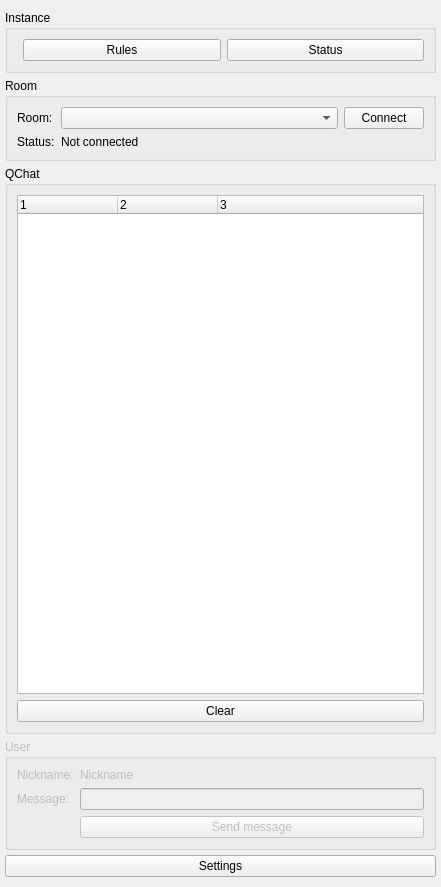
Above: qtribu/gui/dck_qchat.ui from geotribu/qtribu before the change. Below: the same form after it.
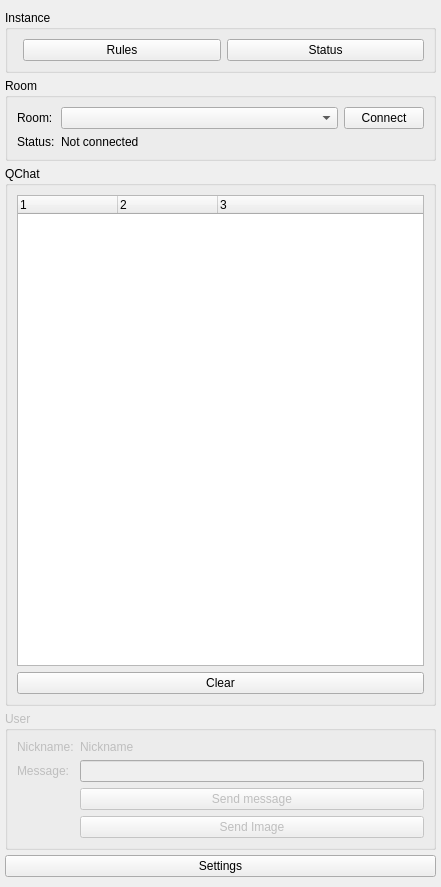
That is the form after the change. Custom widgets are drawn as their Qt base class.

Commit message: feature(qchat): display and send image

Patch:
```diff
--- a/qtribu/gui/dck_qchat.ui
+++ b/qtribu/gui/dck_qchat.ui
@@ -298,6 +298,16 @@
          </property>
         </widget>
        </item>
+       <item row="6" column="1">
+        <widget class="QPushButton" name="btn_send_image">
+         <property name="cursor">
+          <cursorShape>PointingHandCursor</cursorShape>
+         </property>
+         <property name="text">
+          <string>Send Image</string>
+         </property>
+        </widget>
+       </item>
       </layout>
      </widget>
     </item>
```
The commit also changes 1 other file.
